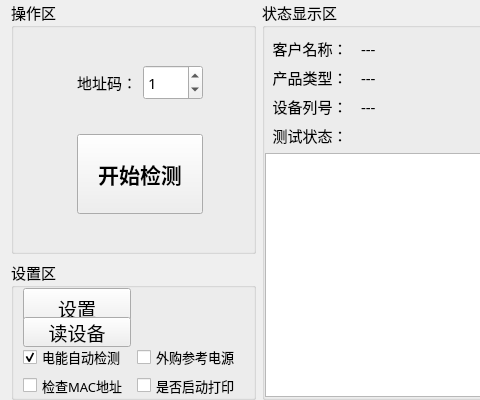
Before: the Qt Designer form PDU-MonitorTest/home/home_workwid.ui in ChinaClever/PDU-MonitorTool, drawn with Qt 5; both pictures show x 0 to 480 and y 0 to 400 of the 1118 by 400 pixel window.
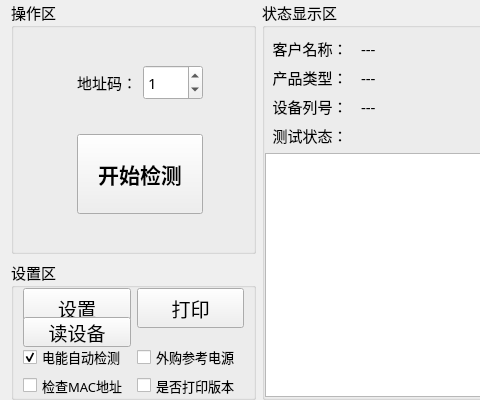
After: the same form once the commit is applied.

Commit message: zebra print

```diff
--- a/PDU-MonitorTest/home/home_workwid.ui
+++ b/PDU-MonitorTest/home/home_workwid.ui
@@ -672,7 +672,31 @@
          </font>
         </property>
         <property name="text">
-         <string>是否启动打印</string>
+         <string>是否打印版本</string>
+        </property>
+       </widget>
+      </item>
+      <item row="1" column="1">
+       <widget class="QPushButton" name="printBtn">
+        <property name="minimumSize">
+         <size>
+          <width>0</width>
+          <height>40</height>
+         </size>
+        </property>
+        <property name="maximumSize">
+         <size>
+          <width>110</width>
+          <height>16777215</height>
+         </size>
+        </property>
+        <property name="font">
+         <font>
+          <pointsize>14</pointsize>
+         </font>
+        </property>
+        <property name="text">
+         <string>打印</string>
         </property>
        </widget>
       </item>
```
The commit also changes 14 other files.
